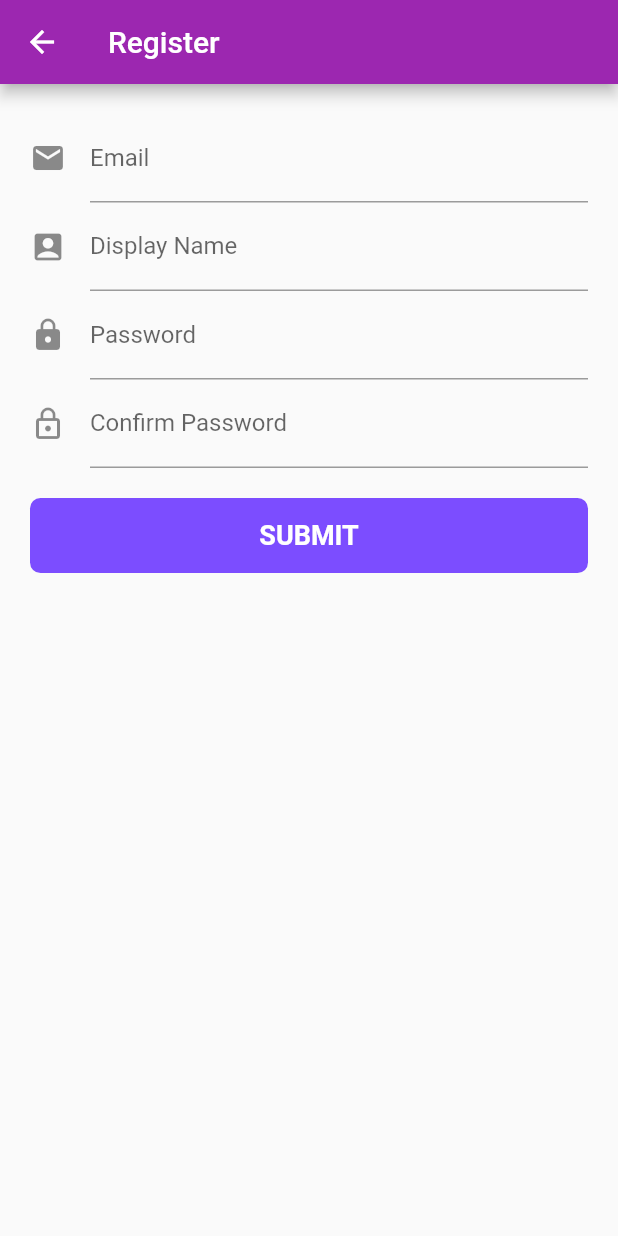
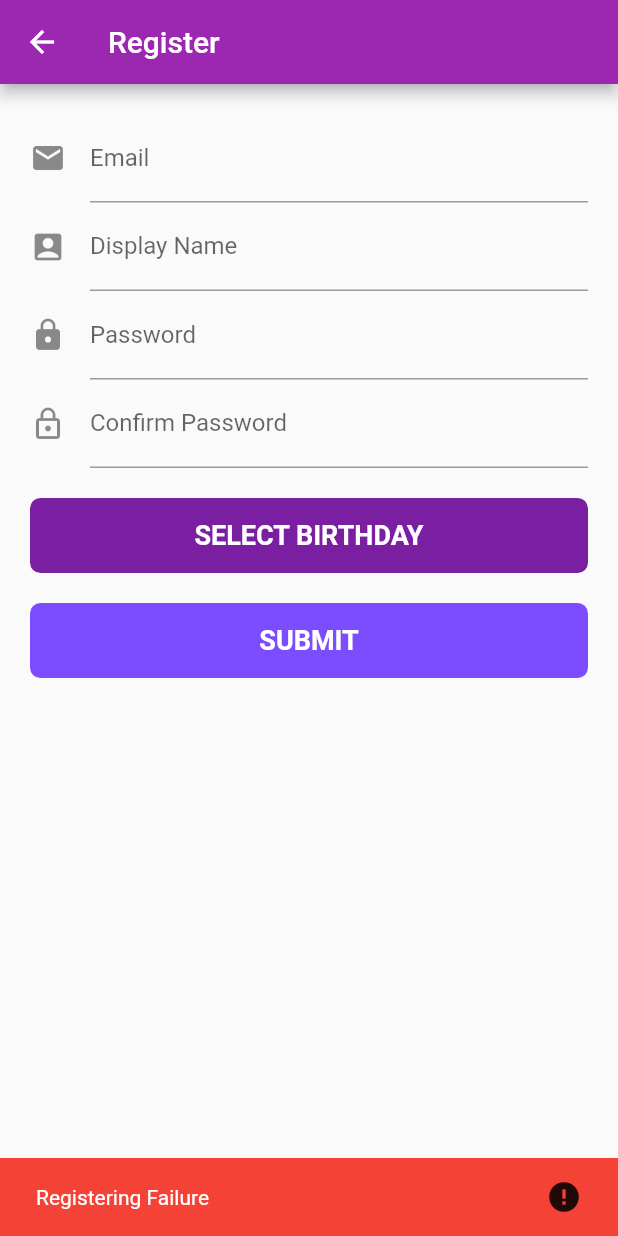
Before and after one commit to kayali86/Birthday-Manager, a Flutter app: the RegisterScreen screen opened by its route, after a tap on "SUBMIT", on a phone screen of 412 x 824 dp. Run offline on Flutter 3.47's test engine with Material 2 defaults, Android fonts, the phone set to English and light mode, and no system bars; our stand-ins replace bloc, dio, equatable, firebase_auth, firebase_core, flutter_bloc and 2 more; accounts and stored records are empty; Roboto replaces fonts that are missing (Poppins).

Commit message:
Add date picker

```diff
--- a/lib/presentation/screen/register/bloc/register_bloc.dart
+++ b/lib/presentation/screen/register/bloc/register_bloc.dart
@@ -45,7 +45,7 @@ class RegisterBloc extends Bloc<RegisterEvent, RegisterState> {
       yield* _mapNameChangedToState(event.name);
     } else if (event is Submitted) {
       yield* _mapFormSubmittedToState(event.email, event.password,
-          event.confirmPassword, event.displayName);
+          event.confirmPassword, event.displayName, event.birthday);
     }
   }
 
@@ -89,10 +89,15 @@ class RegisterBloc extends Bloc<RegisterEvent, RegisterState> {
   }
 
   Stream<RegisterState> _mapFormSubmittedToState(String email, String password,
-      String confirmPassword, String displayName) async* {
+      String confirmPassword, String displayName, DateTime birthday) async* {
     //need refactor
     var isValidEmail = Validators.isValidEmail(email);
     var isValidName = displayName.isNotEmpty;
+    var isValidBirthday = birthday.isBefore(DateTime.now()) &&
+    birthday.isAfter(DateTime(1920)) &&
+        !(birthday.year == DateTime.now().year &&
+        birthday.month == DateTime.now().month &&
+        birthday.day == DateTime.now().day);
 
     var isValidPassword = Validators.isValidPassword(password);
     var isValidConfirmPassword = Validators.isValidPassword(confirmPassword);
@@ -104,10 +109,13 @@ class RegisterBloc extends Bloc<RegisterEvent, RegisterState> {
     var newState = state.update(
         isEmailValid: isValidEmail,
         isNameValid: isValidName,
+        isValidBirthday: isValidBirthday,
         isPasswordValid: isValidPassword,
         isConfirmPasswordValid: isValidConfirmPassword && isMatched);
 
     yield newState;
+
+    yield RegisterState.failure();
 
     if (newState.isFormValid) {
       yield RegisterState.loading();
--- a/lib/presentation/screen/register/bloc/register_event.dart
+++ b/lib/presentation/screen/register/bloc/register_event.dart
@@ -72,19 +72,21 @@ class Submitted extends RegisterEvent {
   final String password;
   final String confirmPassword;
   final String displayName;
+  final DateTime birthday;
 
   const Submitted({
     required this.email,
     required this.password,
     required this.confirmPassword,
     required this.displayName,
+    required this.birthday,
   });
 
   @override
-  List<Object> get props => [email, password, confirmPassword, displayName];
+  List<Object> get props => [email, password, confirmPassword, displayName, birthday];
 
   @override
   String toString() {
-    return 'Submitted{email: $email, password: $password, confirmPassword: $confirmPassword, displayName: $displayName}';
+    return 'Submitted{email: $email, password: $password, confirmPassword: $confirmPassword, displayName: $displayName, birthday: $birthday}';
   }
 }
--- a/lib/presentation/screen/register/bloc/register_state.dart
+++ b/lib/presentation/screen/register/bloc/register_state.dart
@@ -6,18 +6,20 @@ class RegisterState {
   final bool isPasswordValid;
   final bool isConfirmPasswordValid;
   final bool isNameValid;
+  final bool isBirthdayValid;
   final bool isSubmitting;
   final bool isSuccess;
   final bool isFailure;
 
   bool get isFormValid =>
-      isEmailValid && isPasswordValid && isConfirmPasswordValid && isNameValid;
+      isEmailValid && isPasswordValid && isConfirmPasswordValid && isNameValid && isBirthdayValid;
 
   RegisterState({
     required this.isEmailValid,
     required this.isPasswordValid,
     required this.isConfirmPasswordValid,
     required this.isNameValid,
+    required this.isBirthdayValid,
     required this.isSubmitting,
     required this.isSuccess,
     required this.isFailure,
@@ -29,6 +31,7 @@ class RegisterState {
       isPasswordValid: true,
       isConfirmPasswordValid: true,
       isNameValid: true,
+      isBirthdayValid: true,
       isSubmitting: false,
       isSuccess: false,
       isFailure: false,
@@ -41,6 +44,7 @@ class RegisterState {
       isPasswordValid: true,
       isConfirmPasswordValid: true,
       isNameValid: true,
+      isBirthdayValid: true,
       isSubmitting: true,
       isSuccess: false,
       isFailure: false,
@@ -53,6 +57,7 @@ class RegisterState {
       isPasswordValid: true,
       isConfirmPasswordValid: true,
       isNameValid: true,
+      isBirthdayValid: true,
       isSuccess: false,
       isSubmitting: false,
       isFailure: true,
@@ -65,6 +70,7 @@ class RegisterState {
       isPasswordValid: true,
       isConfirmPasswordValid: true,
       isNameValid: true,
+      isBirthdayValid: true,
       isSubmitting: false,
       isSuccess: true,
       isFailure: false,
@@ -75,6 +81,7 @@ class RegisterState {
     bool? isEmailValid,
     bool? isPasswordValid,
     bool? isNameValid,
+    bool? isValidBirthday,
     bool? isConfirmPasswordValid,
   }) {
     return copyWith(
@@ -82,6 +89,7 @@ class RegisterState {
       isPasswordValid: isPasswordValid,
       isConfirmPasswordValid: isConfirmPasswordValid,
       isNameValid: isNameValid,
+      isBirthdayValid: isValidBirthday,
       isSubmitting: false,
       isSuccess: false,
       isFailure: false,
@@ -93,6 +101,7 @@ class RegisterState {
     bool? isPasswordValid,
     bool? isConfirmPasswordValid,
     bool? isNameValid,
+    bool? isBirthdayValid,
     bool? isSubmitting,
     bool? isSuccess,
     bool? isFailure,
@@ -103,6 +112,7 @@ class RegisterState {
       isConfirmPasswordValid:
           isConfirmPasswordValid ?? this.isConfirmPasswordValid,
       isNameValid: isNameValid ?? this.isNameValid,
+      isBirthdayValid: isBirthdayValid ?? this.isBirthdayValid,
       isSubmitting: isSubmitting ?? this.isSubmitting,
       isSuccess: isSuccess ?? this.isSuccess,
       isFailure: isFailure ?? this.isFailure,
@@ -111,6 +121,6 @@ class RegisterState {
 
   @override
   String toString() {
-    return 'RegisterState{isEmailValid: $isEmailValid, isPasswordValid: $isPasswordValid, isConfirmPasswordValid: $isConfirmPasswordValid, isNameValid: $isNameValid, isSubmitting: $isSubmitting, isSuccess: $isSuccess, isFailure: $isFailure}';
+    return 'RegisterState{isEmailValid: $isEmailValid, isPasswordValid: $isPasswordValid, isConfirmPasswordValid: $isConfirmPasswordValid, isNameValid: $isNameValid, isBirthdayValid: $isBirthdayValid, isSubmitting: $isSubmitting, isSuccess: $isSuccess, isFailure: $isFailure}';
   }
 }
--- a/lib/presentation/screen/register/sc_register.dart
+++ b/lib/presentation/screen/register/sc_register.dart
@@ -16,7 +16,10 @@ class RegisterScreen extends StatelessWidget {
     var userRepository = RepositoryProvider.of<UserRepository>(context);
 
     return Scaffold(
-      appBar: AppBar(title: Text('Register'), backgroundColor: COLOR_CONST.PRIMARY_COLOR,),
+      appBar: AppBar(
+        title: Text('Register'),
+        backgroundColor: COLOR_CONST.PRIMARY_COLOR,
+      ),
       body: Center(
         child: BlocProvider<RegisterBloc>(
           create: (context) => RegisterBloc(userRepository: userRepository),
@@ -40,12 +43,14 @@ class _RegisterFormState extends State<RegisterForm> {
   final TextEditingController _nameController = TextEditingController();
 
   late RegisterBloc _registerBloc;
+  DateTime _selectedDate = DateTime.now();
 
   bool get isPopulated =>
       _emailController.text.isNotEmpty &&
       _passwordController.text.isNotEmpty &&
       _confirmPasswordController.text.isNotEmpty &&
-      _nameController.text.isNotEmpty;
+      _nameController.text.isNotEmpty &&
+      _selectedDate != DateTime.now();
 
   bool isRegisterButtonEnabled(RegisterState state) {
     return state.isFormValid && isPopulated && !state.isSubmitting;
@@ -167,6 +172,24 @@ class _RegisterFormState extends State<RegisterForm> {
                   ),
                   WidgetSpacer(height: 20),
                   SizedBox(
+                    width: 50,
+                    height: 50,
+                    child: FlatButton(
+                      onPressed: () {
+                        _selectDate(context);
+                      },
+                      color: COLOR_CONST.DARK_PRIMARY_COLOR,
+                      shape: RoundedRectangleBorder(
+                        borderRadius: BorderRadius.circular(7.0),
+                      ),
+                      child: Text(
+                        'Select birthday'.toUpperCase(),
+                        style: FONT_CONST.SEMIBOLD_WHITE_18,
+                      ),
+                    ),
+                  ),
+                  WidgetSpacer(height: 20),
+                  SizedBox(
                     width: double.infinity,
                     height: 50,
                     child: FlatButton(
@@ -175,7 +198,7 @@ class _RegisterFormState extends State<RegisterForm> {
                       },
                       color: COLOR_CONST.ACCENT_COLOR,
                       shape: RoundedRectangleBorder(
-                        borderRadius: new BorderRadius.circular(7.0),
+                        borderRadius: BorderRadius.circular(7.0),
                       ),
                       child: Text(
                         'Submit'.toUpperCase(),
@@ -214,14 +237,27 @@ class _RegisterFormState extends State<RegisterForm> {
     _registerBloc.add(NameChanged(name: _nameController.text));
   }
 
+  Future<void> _selectDate(BuildContext context) async {
+    final DateTime? picked = await showDatePicker(
+        context: context,
+        initialDate: DateTime.now(),
+        firstDate: DateTime(1920),
+        lastDate: DateTime.now());
+    if (picked != null && picked != _selectedDate) {
+      setState(() {
+        _selectedDate = picked;
+      });
+    }
+  }
+
   void _onFormSubmitted() {
     _registerBloc.add(
       Submitted(
-        email: _emailController.text,
-        password: _passwordController.text,
-        confirmPassword: _confirmPasswordController.text,
-        displayName: _nameController.text,
-      ),
+          email: _emailController.text,
+          password: _passwordController.text,
+          confirmPassword: _confirmPasswordController.text,
+          displayName: _nameController.text,
+          birthday: _selectedDate),
     );
   }
 
```
